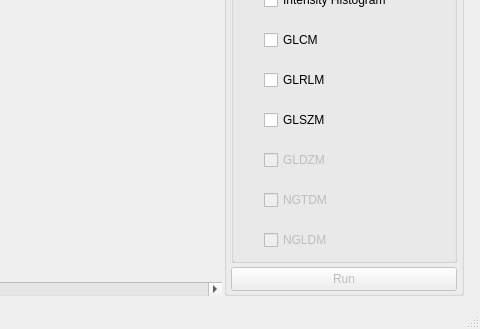
Before: the Qt Designer form platform/platform.ui in Jiwon-Hwang/Radiomics-Feature-Extraction, drawn with Qt 5; both pictures show x 755 to 1235 and y 415 to 744 of the 1235 by 744 pixel window.
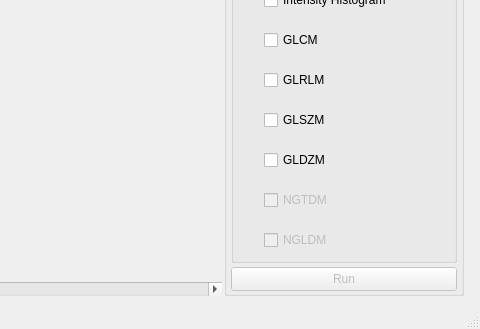
After: the same form once the commit is applied. Icons and pictures are not drawn.

What changed in the file:
```diff
--- a/platform/platform.ui
+++ b/platform/platform.ui
@@ -560,7 +560,7 @@
               <item>
                <widget class="QCheckBox" name="checkBox_GLDZM">
                 <property name="enabled">
-                 <bool>false</bool>
+                 <bool>true</bool>
                 </property>
                 <property name="focusPolicy">
                  <enum>Qt::NoFocus</enum>
```
Left out of the diff: 2 changed lines with no effect on the pictures.
